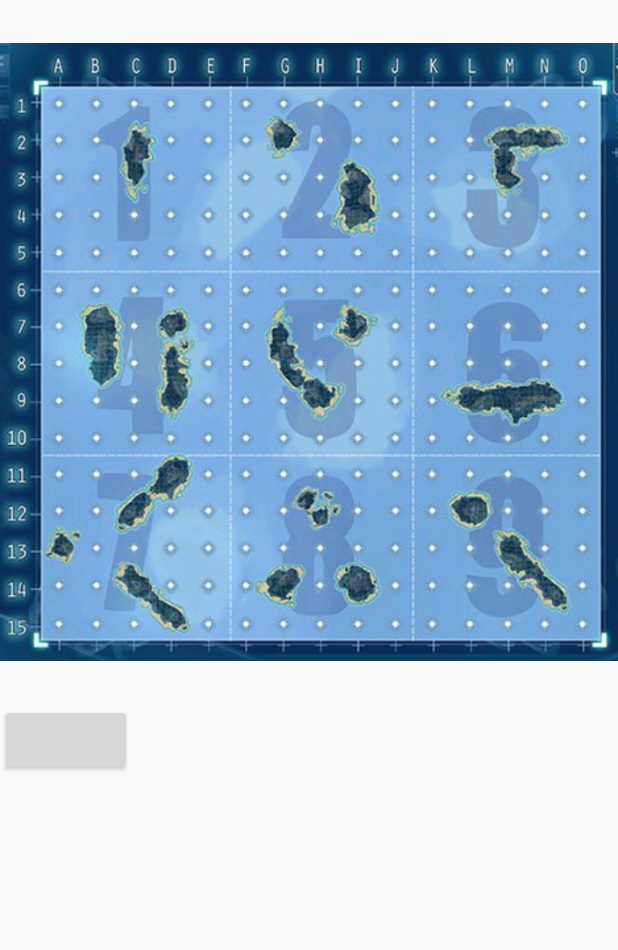
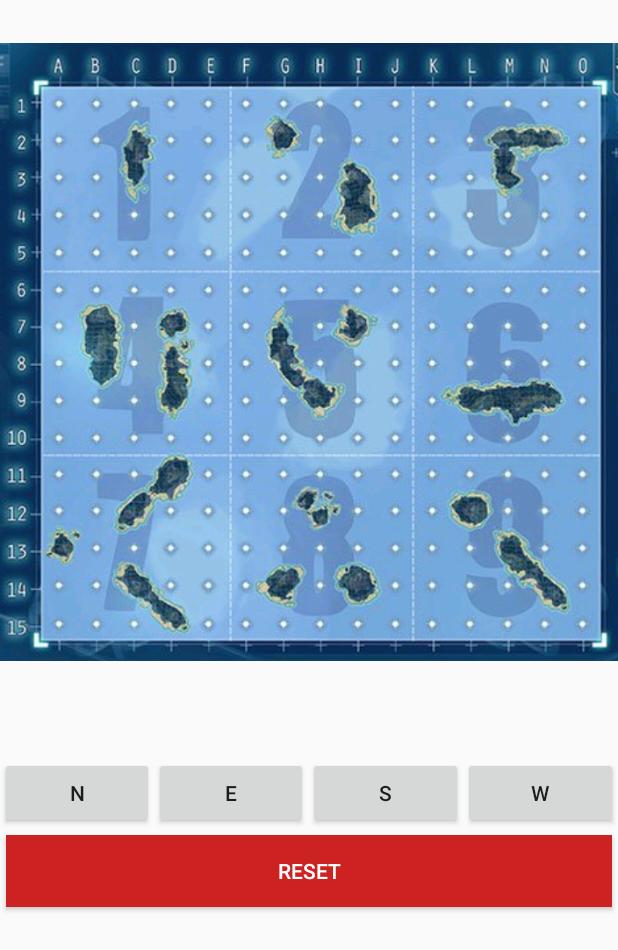
Before and after one commit to geluso/captain-sonar-radar-companion, an Android app: the screen it shows after launch (MainActivity), on a phone screen of 412 x 824 dp. Shown: the top 950 px of the screen. Run offline under Robolectric (Android 15) with nearby library versions, the phone set to English and light mode, and no system bars; our stand-ins replace ButterKnife.

Commit message:
buttons added for gameplay

```diff
--- a/app/src/main/res/layout/activity_main.xml
+++ b/app/src/main/res/layout/activity_main.xml
@@ -1,5 +1,5 @@
 <?xml version="1.0" encoding="utf-8"?>
-<RelativeLayout
+<LinearLayout
     xmlns:android="http://schemas.android.com/apk/res/android"
     xmlns:tools="http://schemas.android.com/tools"
     android:layout_width="match_parent"
@@ -8,17 +8,57 @@
     android:paddingLeft="@dimen/activity_horizontal_margin"
     android:paddingRight="@dimen/activity_horizontal_margin"
     android:paddingTop="@dimen/activity_vertical_margin"
+    android:orientation="vertical"
     tools:context="org.mooncolony.moonmayor.captainsonarradarcompanion.MainActivity">
 
     <ImageView
-        android:layout_alignParentTop="true"
         android:id="@+id/mapView"
         android:layout_width="match_parent"
         android:layout_height="wrap_content"/>
+    <TextView
+        android:layout_width="match_parent"
+        android:layout_margin="8dp"
+        android:id="@+id/textView"
+        android:layout_height="wrap_content"/>
+
+    <LinearLayout
+        android:layout_width="match_parent"
+        android:id="@+id/buttons"
+        android:layout_height="wrap_content">
+
+        <Button
+            android:layout_width="0dp"
+            android:layout_weight="1"
+            android:layout_height="wrap_content"
+            android:text="N"
+            android:id="@+id/northButton"/>
+        <Button
+            android:layout_width="0dp"
+            android:layout_weight="1"
+            android:layout_height="wrap_content"
+            android:text="E"
+            android:id="@+id/eastButton"/>
+        <Button
+            android:layout_width="0dp"
+            android:layout_weight="1"
+            android:layout_height="wrap_content"
+            android:text="S"
+            android:id="@+id/southButton"/>
+        <Button
+            android:layout_width="0dp"
+            android:layout_weight="1"
+            android:layout_height="wrap_content"
+            android:text="W"
+            android:id="@+id/westButton"/>
+
+    </LinearLayout>
 
     <Button
-        android:layout_width="wrap_content"
+        android:layout_width="match_parent"
         android:layout_height="wrap_content"
-        android:layout_below="@+id/mapView"
-        android:id="@+id/button"/>
-</RelativeLayout>
+        android:id="@+id/resetButton"
+        android:layout_margin="4dp"
+        android:textColor="#fff"
+        android:background="#c22"
+        android:text="Reset"/>
+</LinearLayout>
```
Also changed, not shown: app/src/main/java/org/mooncolony/moonmayor/captainsonarradarcompanion/MainActivity.java (+42 -8 lines).
